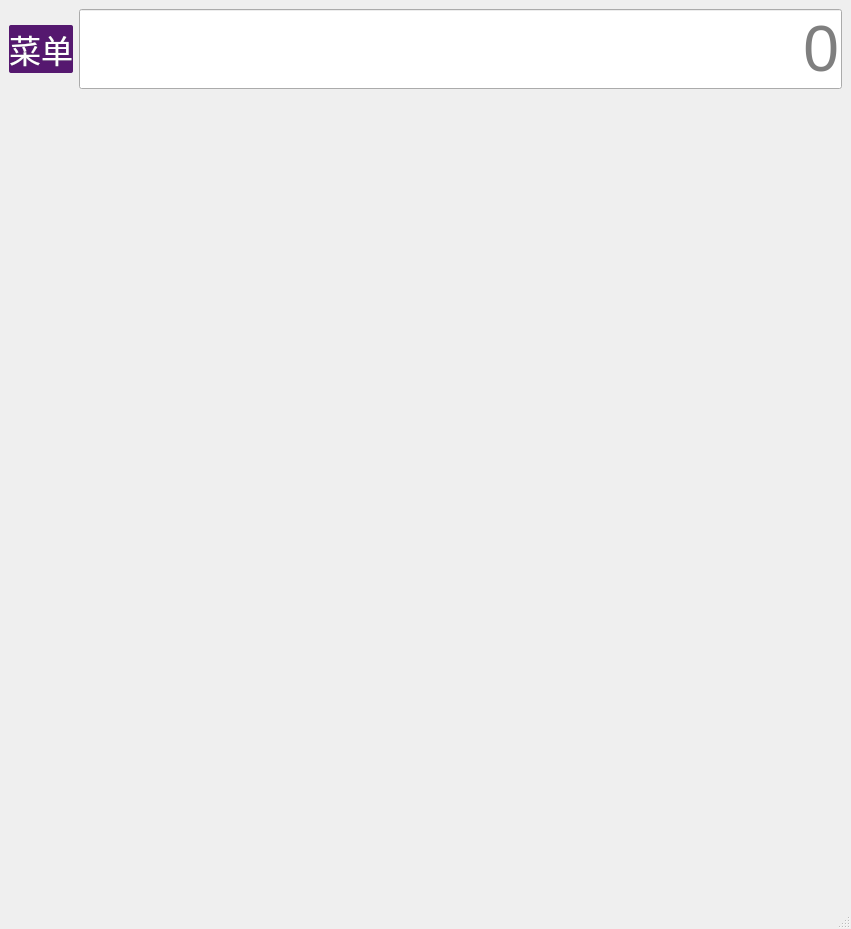
Old version of the form mainwindow.ui in the repository z1p4444/qt.
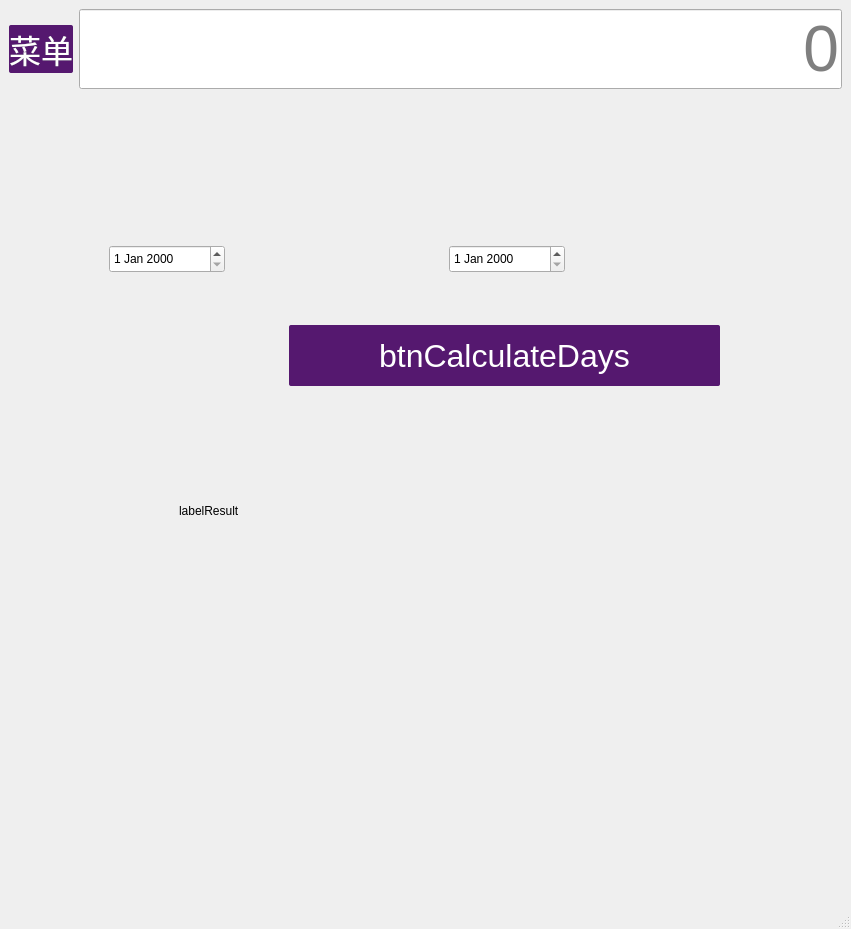
New version of the form. The open tabs and pages were chosen to show the change.

```diff
--- a/mainwindow.ui
+++ b/mainwindow.ui
@@ -1248,7 +1248,54 @@
         </item>
        </layout>
       </widget>
-      <widget class="QWidget" name="page_2"/>
+      <widget class="QWidget" name="page_2">
+       <widget class="QDateEdit" name="dateEditStart">
+        <property name="geometry">
+         <rect>
+          <x>100</x>
+          <y>150</y>
+          <width>116</width>
+          <height>28</height>
+         </rect>
+        </property>
+       </widget>
+       <widget class="QDateEdit" name="dateEditEnd">
+        <property name="geometry">
+         <rect>
+          <x>440</x>
+          <y>150</y>
+          <width>116</width>
+          <height>28</height>
+         </rect>
+        </property>
+       </widget>
+       <widget class="QPushButton" name="btnCalculateDays">
+        <property name="geometry">
+         <rect>
+          <x>280</x>
+          <y>230</y>
+          <width>431</width>
+          <height>61</height>
+         </rect>
+        </property>
+        <property name="text">
+         <string>btnCalculateDays</string>
+        </property>
+       </widget>
+       <widget class="QLabel" name="label">
+        <property name="geometry">
+         <rect>
+          <x>170</x>
+          <y>390</y>
+          <width>291</width>
+          <height>51</height>
+         </rect>
+        </property>
+        <property name="text">
+         <string>labelResult</string>
+        </property>
+       </widget>
+      </widget>
      </widget>
     </item>
    </layout>
```
Left out of the diff: 10 changed lines with no effect on the pictures.
